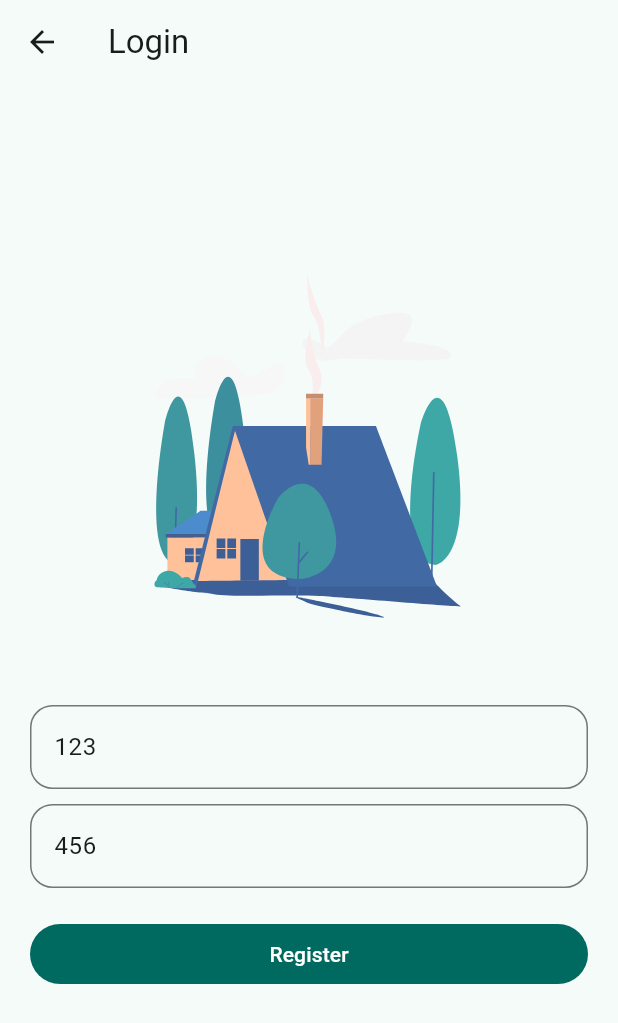
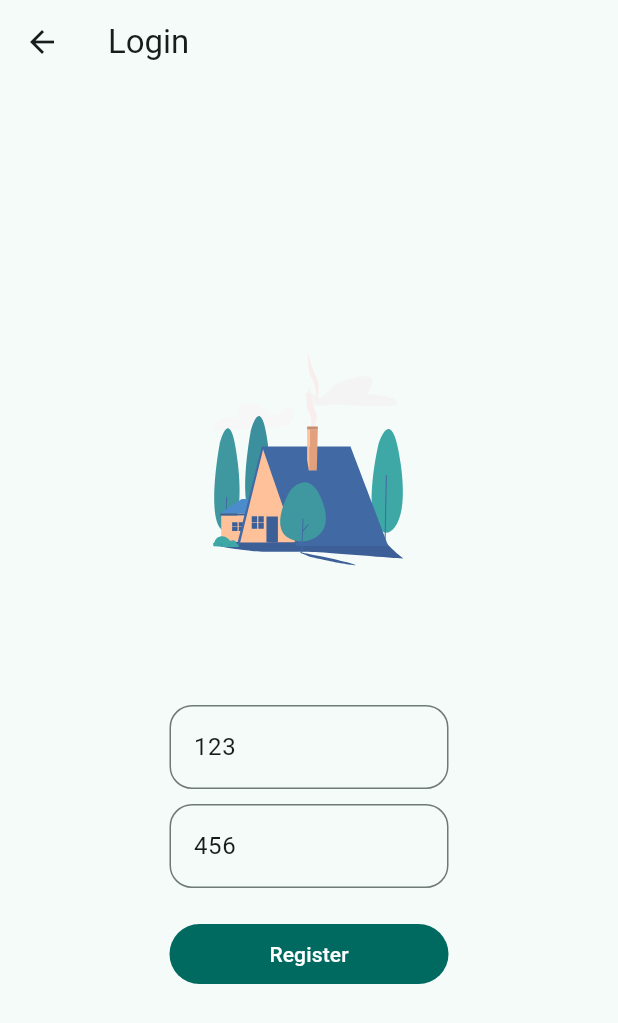
Before and after one commit to zinminnhtun/flutter_learning, a Flutter app: the LoginPage screen opened directly, on a phone screen of 412 x 824 dp. Shown: the top 1023 px of the screen. Run offline on Flutter 3.47's test engine with Material 3 defaults, Android fonts, the phone set to English and light mode, and no system bars; our stand-ins replace lottie, shared_preferences; accounts and stored records are empty.

```diff
--- a/lib/views/pages/login_page.dart
+++ b/lib/views/pages/login_page.dart
@@ -36,6 +36,8 @@ class _LoginPageState extends State<LoginPage> {
         child: SingleChildScrollView(
           child: Padding(
             padding: const EdgeInsets.all(20.0),
+            child: FractionallySizedBox(
+              widthFactor: 0.5,
               child: Column(
                 children: [
                   Lottie.asset('assets/lotties/home.json',height: 300),
@@ -79,6 +81,7 @@ class _LoginPageState extends State<LoginPage> {
             ),
           ),
         ),
+      ),
     );
   }
   void onPressedLogin(){
```
Lines whose indentation alone changed are shown as unchanged.
